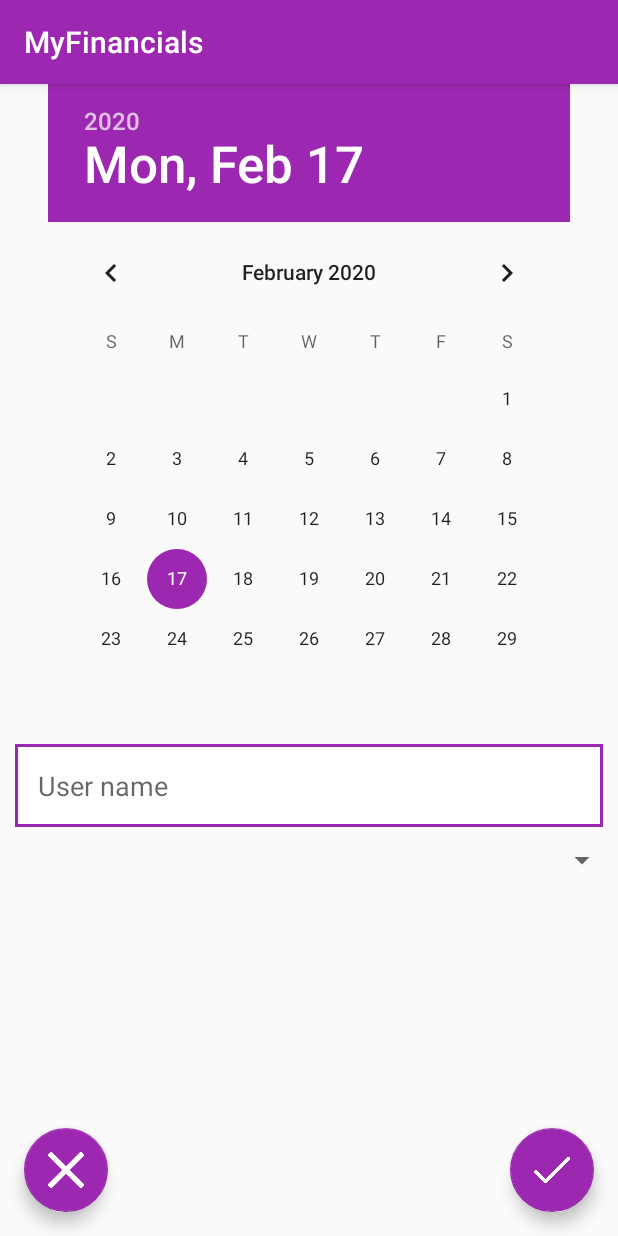
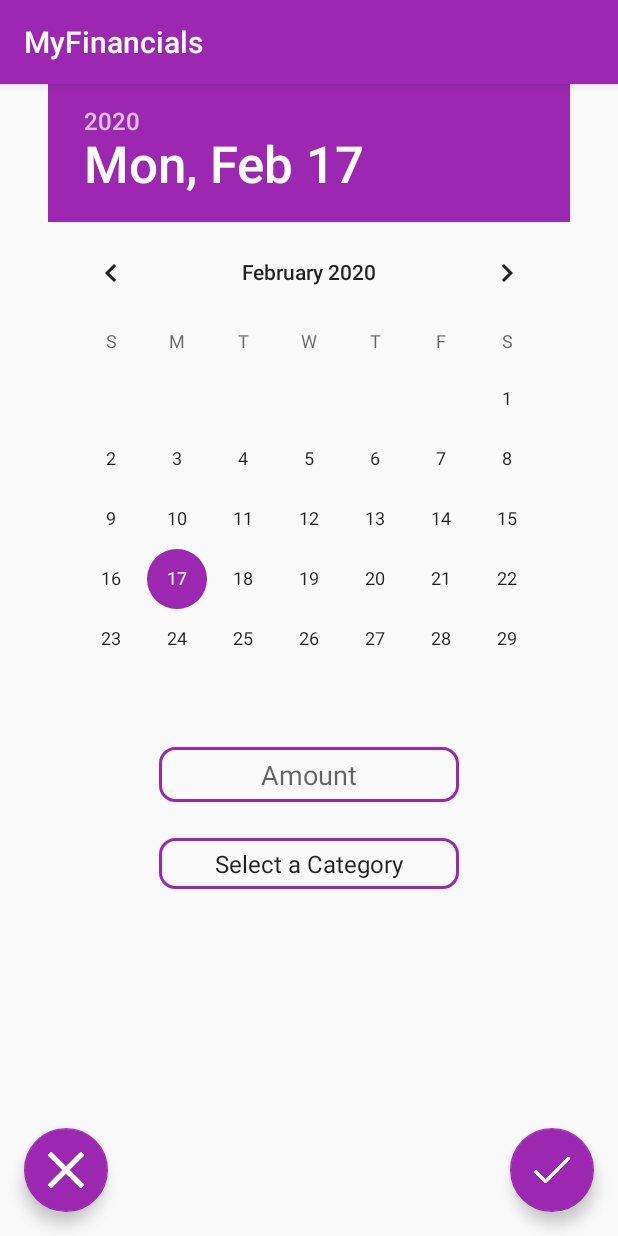
Before and after one commit to ranwang21/android_finance_record_app, an Android app: the AddNewActivity screen opened directly, with no data from a screen before it, on a phone screen of 412 x 824 dp. Run offline under Robolectric (Android 15) with nearby library versions, the phone set to English and light mode, and no system bars.

Commit message:
ui add new

```diff
--- a/app/src/main/java/com/example/myfinancials/AddNewActivity.java
+++ b/app/src/main/java/com/example/myfinancials/AddNewActivity.java
@@ -6,6 +6,7 @@ import android.os.Bundle;
 import android.view.View;
 import android.view.Window;
 import android.view.WindowManager;
+import android.widget.Spinner;
 
 import com.google.android.material.floatingactionbutton.FloatingActionButton;
 import com.google.android.material.snackbar.Snackbar;
@@ -13,6 +14,7 @@ import com.google.android.material.snackbar.Snackbar;
 public class AddNewActivity extends AppCompatActivity {
 
     FloatingActionButton fabSubmit, fabCancel;
+    Spinner dropdown;
 
     @Override
     protected void onCreate(Bundle savedInstanceState) {
@@ -22,6 +24,7 @@ public class AddNewActivity extends AppCompatActivity {
         this.setContentView(R.layout.activity_add_new);
         setContentView(R.layout.activity_add_new);
 
+        // submit and cancel button
         fabSubmit = findViewById(R.id.fab_submit);
         fabSubmit.setOnClickListener(new View.OnClickListener() {
             @Override
@@ -37,5 +40,8 @@ public class AddNewActivity extends AppCompatActivity {
                 finish();
             }
         });
+
+        // drop-down category
+        dropdown = findViewById(R.id.spinner_category);
     }
 }
--- a/app/src/main/res/drawable/rounded_edittext.xml
+++ b/app/src/main/res/drawable/rounded_edittext.xml
@@ -2,10 +2,13 @@
 <shape xmlns:android="http://schemas.android.com/apk/res/android"
     android:shape="rectangle">
 
-    <solid android:color="#FFFFFF" />
+<!--    <solid android:color="#FFFFFF" />-->
 
     <stroke
         android:width="2dp"
         android:color="#9C27B0" />
 
+    <corners
+        android:radius="10dp" />
+
 </shape>
--- /dev/null
+++ b/app/src/main/res/drawable/rounded_spinner.xml
@@ -0,0 +1,20 @@
+<?xml version="1.0" encoding="utf-8"?>
+<selector xmlns:android="http://schemas.android.com/apk/res/android">
+
+    <item>
+
+        <layer-list>
+
+            <item>
+                <shape android:shape="rectangle">
+
+                    <stroke android:width="2dp" android:color="#9C27B0" />
+                    <corners android:radius="10dp" />
+                </shape>
+            </item>
+
+        </layer-list>
+
+    </item>
+
+</selector>
--- a/app/src/main/res/layout/activity_add_new.xml
+++ b/app/src/main/res/layout/activity_add_new.xml
@@ -9,18 +9,32 @@
         android:layout_width="wrap_content"
         android:layout_height="wrap_content"
         android:layout_gravity="center" />
+
     <EditText
-        android:layout_width="match_parent"
+        android:layout_width="@dimen/edittext_width"
         android:layout_height="wrap_content"
-        android:hint="User name"
-        android:padding="15dp"
-        android:layout_margin="10dp"
-        android:background="@drawable/rounded_edittext"/>
+        android:hint="@string/hint_amount"
+        android:inputType="numberDecimal"
+        android:layout_gravity="center"
+        android:padding="@dimen/record_padding"
+        android:layout_margin="@dimen/record_margin"
+        android:background="@drawable/rounded_edittext"
+        android:textAlignment="center"/>
 
     <Spinner
-        android:id="@+id/category_spinner"
-        android:layout_width="fill_parent"
-        android:layout_height="wrap_content" />
+        android:id="@+id/spinner_category"
+        android:layout_width="@dimen/edittext_width"
+        android:layout_height="wrap_content"
+        android:padding="@dimen/record_padding"
+        android:layout_margin="@dimen/record_margin"
+        android:layout_gravity="center"
+        android:spinnerMode="dropdown"
+        android:background="@drawable/rounded_spinner"
+        android:prompt="@string/category_prompt"
+
+        android:entries="@array/category_arrays"
+        android:textAlignment="center"
+        />
 
     <androidx.coordinatorlayout.widget.CoordinatorLayout
         android:layout_width="match_parent"
--- a/app/src/main/res/values/dimensions.xml
+++ b/app/src/main/res/values/dimensions.xml
@@ -5,4 +5,5 @@
     <dimen name="font_size_normal">16sp</dimen>
     <dimen name="record_padding">6dp</dimen>
     <dimen name="record_margin">12dp</dimen>
+    <dimen name="edittext_width">200dp</dimen>
 </resources>
--- a/app/src/main/res/values/strings.xml
+++ b/app/src/main/res/values/strings.xml
@@ -1,12 +1,23 @@
 <resources>
-
+<!--main-->
     <string name="app_name">MyFinancials</string>
     <string name="income">Income</string>
     <string name="depense">Depenses</string>
     <string name="balance">Balance</string>
+<!--    add new-->
+    <string name="title_activity_add_new">add_new</string>
+    <string name="hint_amount">Amount</string>
 
-    <string name="title_activity_add_new">add_new</string>
-    <string name="dummy_button">Dummy Button</string>
-    <string name="dummy_content">DUMMY\nCONTENT</string>
+    <string name="category_prompt">Select a Category</string>
+    <string-array name="category_arrays">
+        <item>Select a Category</item>
+        <item>Charges</item>
+        <item>Clothes</item>
+        <item>Entertainment</item>
+        <item>Food</item>
+        <item>Installment</item>
+        <item>Miscellaneous</item>
+        <item>Transport</item>
+    </string-array>
 
 </resources>
```
